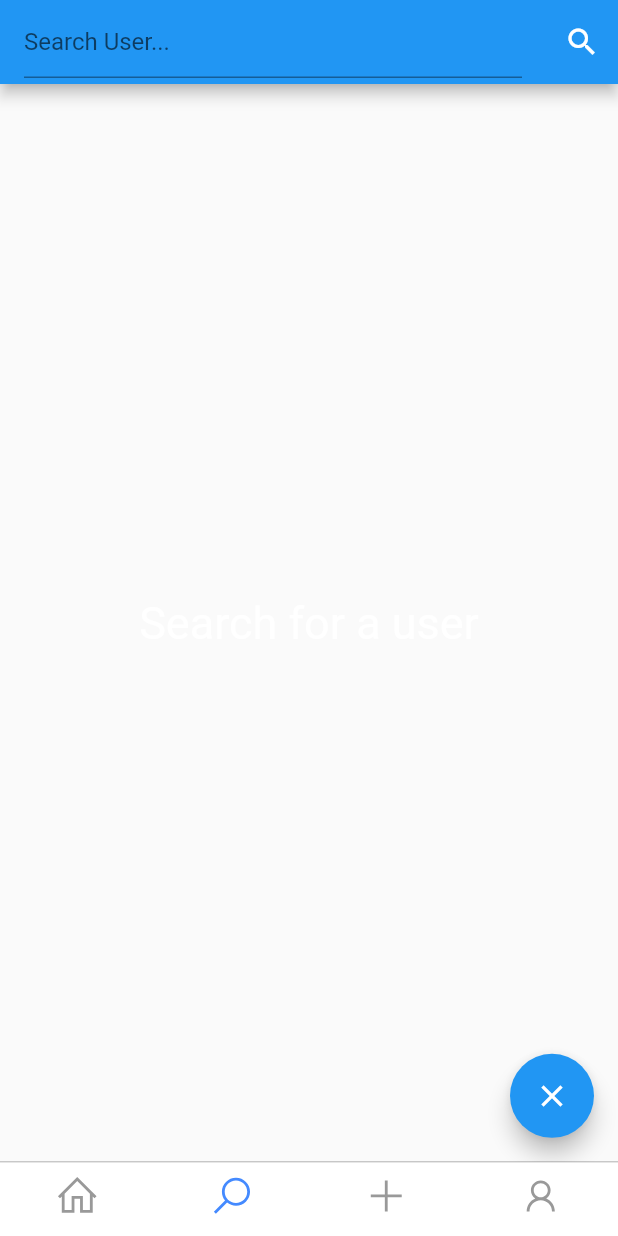
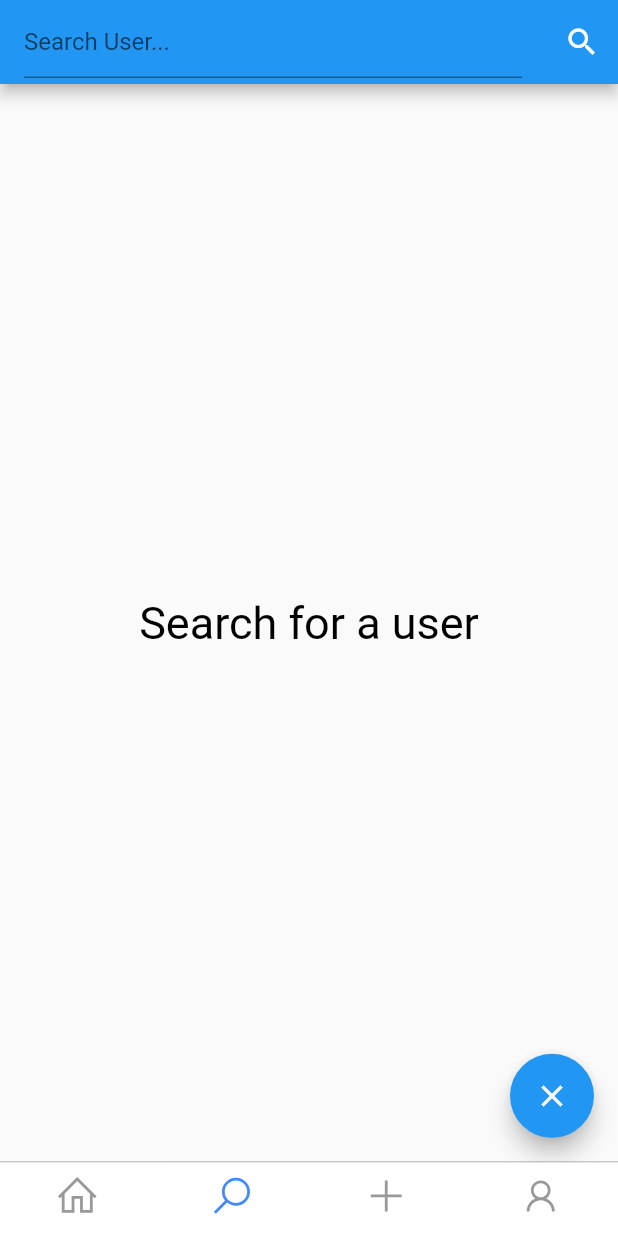
Before and after one commit to KWAPPS/AppLab, a Flutter app: the screen it shows after launch, swiped to page 2, on a phone screen of 412 x 824 dp. Run offline on Flutter 3.47's test engine with Material 2 defaults, Android fonts, the phone set to English and light mode, and no system bars; our stand-ins replace cloud_firestore, firebase_auth, firebase_core, firebase_storage, font_awesome_flutter, get and 5 more; missing offline and left inert: multi_image_picker, popup_box; accounts and stored records are empty.

Commit message:
new search

```diff
--- a/lib/screens/in_app/search_page.dart
+++ b/lib/screens/in_app/search_page.dart
@@ -78,7 +78,7 @@ class _SearchState extends State<Search> {
               child: Center(
                 child: Text(
                   'Search for a user',
-                  style: TextStyle(color: Colors.white, fontSize: 30.0),
+                  style: TextStyle(color: Colors.black, fontSize: 30.0),
                 ),
               ),
             ),
```
